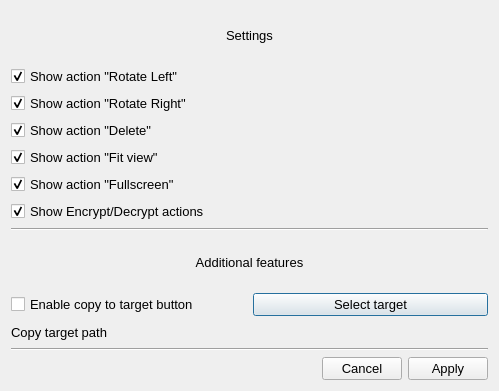
Before: the Qt Designer form src/gui_generative/qt_designer/settings.ui in annndruha/SecurePhotos, drawn with Qt 5.
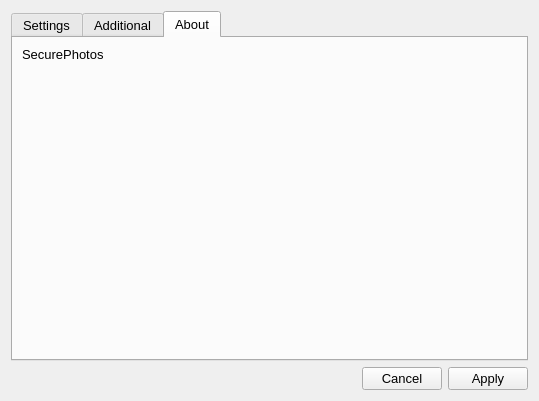
After: the same form once the commit is applied.

Commit message: about tab

The edit to the form file:
```diff
--- a/src/gui_generative/qt_designer/settings.ui
+++ b/src/gui_generative/qt_designer/settings.ui
@@ -6,8 +6,8 @@
    <rect>
     <x>0</x>
     <y>0</y>
-    <width>499</width>
-    <height>391</height>
+    <width>539</width>
+    <height>401</height>
    </rect>
   </property>
   <property name="font">
@@ -23,17 +23,15 @@
   </property>
   <layout class="QVBoxLayout" name="verticalLayout_2">
    <item>
-    <widget class="QLabel" name="label">
-     <property name="text">
+    <widget class="QTabWidget" name="tabWidget">
+     <property name="currentIndex">
+      <number>2</number>
+     </property>
+     <widget class="QWidget" name="tab_1">
+      <attribute name="title">
       <string>Settings</string>
-     </property>
-     <property name="alignment">
-      <set>Qt::AlignCenter</set>
-     </property>
-    </widget>
-   </item>
-   <item>
-    <layout class="QVBoxLayout" name="verticalLayout">
+      </attribute>
+      <layout class="QVBoxLayout" name="verticalLayout_3">
      <item>
       <widget class="QCheckBox" name="checkRotateLeft">
        <property name="text">
@@ -94,25 +92,26 @@
        </property>
       </widget>
      </item>
-    </layout>
-   </item>
    <item>
-    <widget class="Line" name="line">
+        <spacer name="verticalSpacer">
      <property name="orientation">
-      <enum>Qt::Horizontal</enum>
-     </property>
-    </widget>
-   </item>
-   <item>
-    <widget class="QLabel" name="label_2">
-     <property name="text">
-      <string>Additional features</string>
-     </property>
-     <property name="alignment">
-      <set>Qt::AlignCenter</set>
-     </property>
-    </widget>
-   </item>
+          <enum>Qt::Vertical</enum>
+         </property>
+         <property name="sizeHint" stdset="0">
+          <size>
+           <width>20</width>
+           <height>40</height>
+          </size>
+         </property>
+        </spacer>
+       </item>
+      </layout>
+     </widget>
+     <widget class="QWidget" name="tab_2">
+      <attribute name="title">
+       <string>Additional</string>
+      </attribute>
+      <layout class="QVBoxLayout" name="verticalLayout">
    <item>
     <layout class="QGridLayout" name="gridLayout">
      <item row="0" column="2">
@@ -139,10 +138,47 @@
     </layout>
    </item>
    <item>
-    <widget class="Line" name="line_2">
+        <spacer name="verticalSpacer_2">
      <property name="orientation">
-      <enum>Qt::Horizontal</enum>
-     </property>
+          <enum>Qt::Vertical</enum>
+         </property>
+         <property name="sizeHint" stdset="0">
+          <size>
+           <width>20</width>
+           <height>40</height>
+          </size>
+         </property>
+        </spacer>
+       </item>
+      </layout>
+     </widget>
+     <widget class="QWidget" name="tab_3">
+      <attribute name="title">
+       <string>About</string>
+      </attribute>
+      <layout class="QVBoxLayout" name="verticalLayout">
+       <item>
+        <widget class="QLabel" name="label_about">
+         <property name="text">
+          <string>SecurePhotos</string>
+         </property>
+        </widget>
+       </item>
+       <item>
+        <spacer name="verticalSpacer_2">
+         <property name="orientation">
+          <enum>Qt::Vertical</enum>
+         </property>
+         <property name="sizeHint" stdset="0">
+          <size>
+           <width>20</width>
+           <height>40</height>
+          </size>
+         </property>
+        </spacer>
+       </item>
+      </layout>
+     </widget>
     </widget>
    </item>
    <item>
```
Lines whose indentation alone changed are shown as unchanged. The commit also changes 5 other files.
